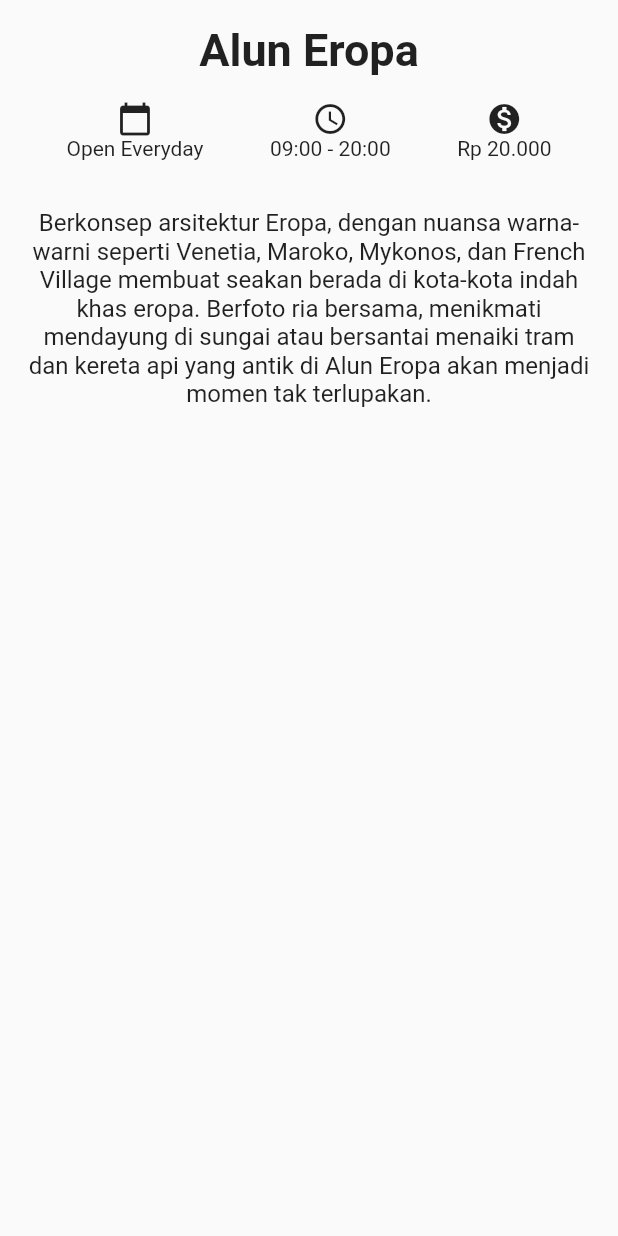
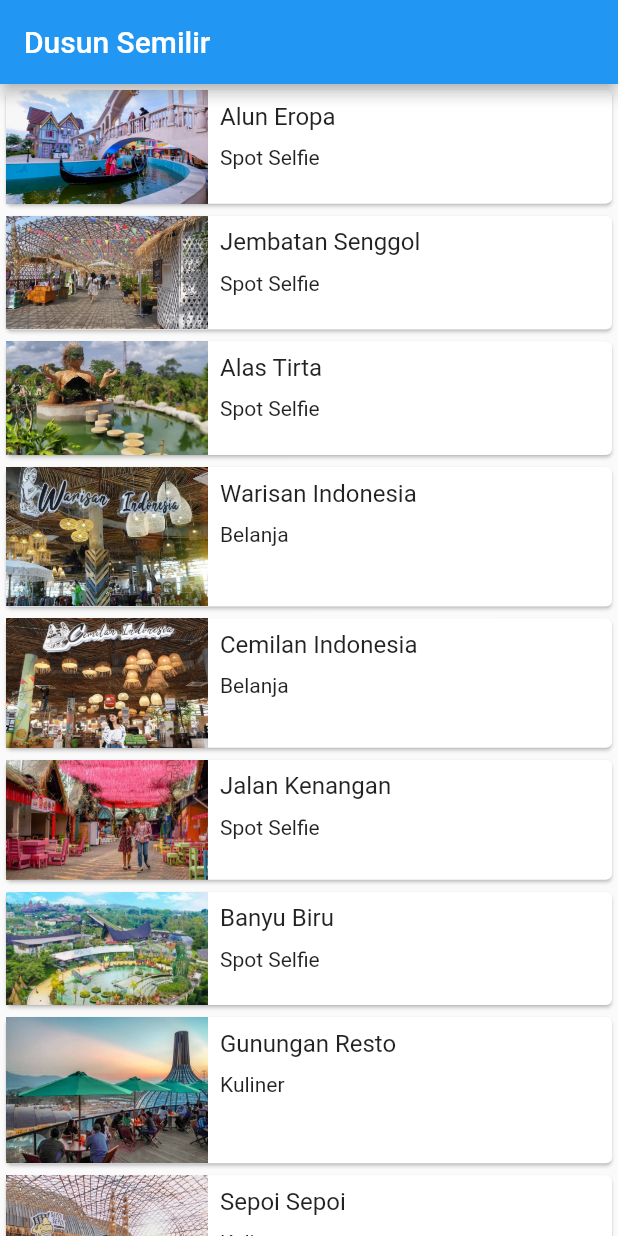
Before and after one commit to afandi-nat/mobileprogramming2023, a Flutter app: the screen it shows after launch, on a phone screen of 412 x 824 dp. Run offline on Flutter 3.47's test engine with Material 2 defaults, Android fonts, the phone set to English and light mode, and no system bars.

Commit message:
update kode

```diff
--- a/dusunsemilir/lib/DetailScreen.dart
+++ /dev/null
@@ -1,63 +0,0 @@
-import 'package:flutter/material.dart';
-
-class DetailScreen extends StatelessWidget {
-  const DetailScreen({super.key});
-
-  @override
-  Widget build(BuildContext context) {
-    return Scaffold(
-      body: SafeArea(
-        child: Column(
-          crossAxisAlignment: CrossAxisAlignment.stretch,
-          children: [
-            Container(
-              margin: EdgeInsets.only(top: 16),
-              child: Text(
-                'Alun Eropa',
-                textAlign: TextAlign.center,
-                style: TextStyle(
-                  fontSize: 30,
-                  fontWeight: FontWeight.bold,
-                ),
-              ),
-            ),
-            Container(
-              margin: EdgeInsets.symmetric(vertical: 16),
-              child: Row(
-                mainAxisAlignment: MainAxisAlignment.spaceEvenly,
-                children: [
-                  Column(
-                    children: [
-                      Icon(Icons.calendar_today),
-                      Text('Open Everyday'),
-                    ],
-                  ),
-                  Column(
-                    children: [
-                      Icon(Icons.access_time),
-                      Text('09:00 - 20:00'),
-                    ],
-                  ),
-                  Column(
-                    children: [
-                      Icon(Icons.monetization_on),
-                      Text('Rp 20.000'),
-                    ],
-                  ),
-                ],
-              ),
-            ),
-            Container(
-              padding: EdgeInsets.all(16),
-              child: Text(
-                'Berkonsep arsitektur Eropa, dengan nuansa warna-warni seperti Venetia, Maroko, Mykonos, dan French Village membuat seakan berada di kota-kota indah khas eropa. Berfoto ria bersama, menikmati mendayung di sungai atau bersantai menaiki tram dan kereta api yang antik di Alun Eropa akan menjadi momen tak terlupakan.',
-                textAlign: TextAlign.center,
-                style: TextStyle(fontSize: 16),
-              ),
-            )
-          ],
-        ),
-      ),
-    );
-  }
-}
--- /dev/null
+++ b/dusunsemilir/lib/detail_screen.dart
@@ -0,0 +1,152 @@
+import 'package:dusunsemilir/model/tourism_place.dart';
+import 'package:flutter/material.dart';
+
+var informationTextStyle = TextStyle(fontFamily: 'Oxygen');
+
+class DetailScreen extends StatelessWidget {
+  final TourismPlace place;
+
+  DetailScreen({Key? key, required this.place}) : super(key: key);
+
+  @override
+  Widget build(BuildContext context) {
+    return Scaffold(
+      body: SingleChildScrollView(
+        child: Column(
+          crossAxisAlignment: CrossAxisAlignment.stretch,
+          children: <Widget>[
+            Stack(
+              children: <Widget>[
+                Image.asset(place.imageAsset),
+                SafeArea(
+                  child: Padding(
+                    padding: EdgeInsets.all(8.0),
+                    child: Row(
+                      mainAxisAlignment: MainAxisAlignment.spaceBetween,
+                      children: [
+                        CircleAvatar(
+                          backgroundColor: Colors.grey,
+                          child: IconButton(
+                            icon: Icon(
+                              Icons.arrow_back,
+                              color: Colors.white,
+                            ),
+                            onPressed: () {
+                              // Tambahkan Kode Disini agar bisa kembali ke halaman main_screen.dart
+                            },
+                          ),
+                        ),
+                        FavoriteButton(),
+                      ],
+                    ),
+                  ),
+                ),
+              ],
+            ),
+            Container(
+              margin: EdgeInsets.only(top: 16.0),
+              child: Text(
+                place.name,
+                textAlign: TextAlign.center,
+                style: const TextStyle(
+                  fontSize: 30.0,
+                  fontFamily: 'Staatliches',
+                ),
+              ),
+            ),
+            Container(
+              margin: const EdgeInsets.symmetric(vertical: 16.0),
+              child: Row(
+                mainAxisAlignment: MainAxisAlignment.spaceEvenly,
+                children: <Widget>[
+                  Column(
+                    children: <Widget>[
+                      Icon(Icons.calendar_today),
+                      SizedBox(height: 8.0),
+                      Text(
+                        place.openDays,
+                        style: informationTextStyle,
+                      ),
+                    ],
+                  ),
+                  Column(
+                    children: <Widget>[
+                      Icon(Icons.access_time),
+                      SizedBox(height: 8.0),
+                      Text(
+                        place.openTime,
+                        style: informationTextStyle,
+                      ),
+                    ],
+                  ),
+                  Column(
+                    children: <Widget>[
+                      Icon(Icons.monetization_on),
+                      SizedBox(height: 8.0),
+                      Text(
+                        place.ticketPrice,
+                        style: informationTextStyle,
+                      ),
+                    ],
+                  ),
+                ],
+              ),
+            ),
+            Container(
+              padding: EdgeInsets.all(16.0),
+              child: Text(
+                place.description,
+                textAlign: TextAlign.center,
+                style: TextStyle(
+                  fontSize: 16.0,
+                  fontFamily: 'Oxygen',
+                ),
+              ),
+            ),
+            SizedBox(
+              height: 150,
+              child: ListView(
+                scrollDirection: Axis.horizontal,
+                children: place.imageUrls.map((url) {
+                  return Padding(
+                    padding: EdgeInsets.all(4.0),
+                    child: ClipRRect(
+                      borderRadius: BorderRadius.circular(10),
+                      child: Image.network(url),
+                    ),
+                  );
+                }).toList(),
+              ),
+            ),
+          ],
+        ),
+      ),
+    );
+  }
+}
+
+class FavoriteButton extends StatefulWidget {
+  FavoriteButton({Key? key}) : super(key: key);
+
+  @override
+  _FavoriteButtonState createState() => _FavoriteButtonState();
+}
+
+class _FavoriteButtonState extends State<FavoriteButton> {
+  bool isFavorite = false;
+
+  @override
+  Widget build(BuildContext context) {
+    return IconButton(
+      icon: Icon(
+        isFavorite ? Icons.favorite : Icons.favorite_border,
+        color: Colors.red,
+      ),
+      onPressed: () {
+        setState(() {
+          isFavorite = !isFavorite;
+        });
+      },
+    );
+  }
+}
--- a/dusunsemilir/lib/main.dart
+++ b/dusunsemilir/lib/main.dart
@@ -1,4 +1,4 @@
-import 'package:dusunsemilir/DetailScreen.dart';
+import 'package:dusunsemilir/main_screen.dart';
 import 'package:flutter/material.dart';
 
 void main() {
@@ -14,9 +14,7 @@ class MainApp extends StatelessWidget {
       debugShowCheckedModeBanner: false,
       title: 'Dusun Semilir',
       theme: ThemeData(),
-      home: Scaffold(
-        body: DetailScreen(),
-      ),
+      home: MainScreen(),
     );
   }
 }
--- /dev/null
+++ b/dusunsemilir/lib/main_screen.dart
@@ -0,0 +1,57 @@
+import 'package:flutter/material.dart';
+import 'package:dusunsemilir/model/tourism_place.dart';
+
+class MainScreen extends StatelessWidget {
+  const MainScreen({Key? key}) : super(key: key);
+
+  @override
+  Widget build(BuildContext context) {
+    return Scaffold(
+      appBar: AppBar(
+        title: const Text('Dusun Semilir'),
+      ),
+      body: ListView.builder(
+        itemBuilder: (context, index) {
+          final TourismPlace place = tourismPlaceList[index];
+          return InkWell(
+            onTap: () {
+              // Berikan Kode Disini untuk dapat berpindah ke halaman detail_screen.dart
+            },
+            child: Card(
+              child: Row(
+                crossAxisAlignment: CrossAxisAlignment.start,
+                children: [
+                  Expanded(
+                    flex: 1,
+                    child: Image.asset(place.imageAsset),
+                  ),
+                  Expanded(
+                    flex: 2,
+                    child: Padding(
+                      padding: EdgeInsets.all(8.0),
+                      child: Column(
+                        crossAxisAlignment: CrossAxisAlignment.start,
+                        mainAxisSize: MainAxisSize.min,
+                        children: [
+                          Text(
+                            place.name,
+                            style: TextStyle(fontSize: 16.0),
+                          ),
+                          SizedBox(
+                            height: 10,
+                          ),
+                          Text(place.goal),
+                        ],
+                      ),
+                    ),
+                  )
+                ],
+              ),
+            ),
+          );
+        },
+        itemCount: tourismPlaceList.length,
+      ),
+    );
+  }
+}
--- /dev/null
+++ b/dusunsemilir/lib/model/tourism_place.dart
@@ -0,0 +1,159 @@
+class TourismPlace {
+  String name;
+  String goal;
+  String description;
+  String openDays;
+  String openTime;
+  String ticketPrice;
+  String imageAsset;
+  List<String> imageUrls;
+
+  TourismPlace({
+    required this.name,
+    required this.goal,
+    required this.description,
+    required this.openDays,
+    required this.openTime,
+    required this.ticketPrice,
+    required this.imageAsset,
+    required this.imageUrls,
+  });
+}
+
+var tourismPlaceList = [
+  TourismPlace(
+    name: 'Alun Eropa',
+    goal: 'Spot Selfie',
+    description:
+        'Berkonsep arsitektur Eropa, dengan nuansa warna-warni seperti Venetia, Maroko, Mykonos, dan French Village membuat seakan berada di kota-kota indah khas eropa. Berfoto ria bersama, menikmati mendayung di sungai atau bersantai menaiki tram dan kereta api yang antik di Alun Eropa akan menjadi momen tak terlupakan.',
+    openDays: 'Buka Setiap Hari',
+    openTime: '10:00 - 17:00',
+    ticketPrice: 'Rp 20.000',
+    imageAsset: 'images/alun_eropa.jpg',
+    imageUrls: [
+      'https://afandistudio.net/dusun_semilir/alun_eropa1.jpg',
+      'https://afandistudio.net/dusun_semilir/alun_eropa2.jpg',
+      'https://afandistudio.net/dusun_semilir/alun_eropa3.jpg'
+    ],
+  ),
+  TourismPlace(
+    name: 'Jembatan Senggol',
+    goal: 'Spot Selfie',
+    description:
+        'Jembatan yang di bangun menggantung diatas taman, bergaya dusun dengan banyak spot foto dan tempat bersantai, menikmati suasana pedesaan dan semilir angin gunung. Suasana yang asri para pengunjung juga akan dimanjakan dengan berbagai fasilitas yang ada plus Spot Foto yang Instagramable banget.',
+    openDays: 'Buka Setiap Hari',
+    openTime: '10:00 - 20:00',
+    ticketPrice: 'Free',
+    imageAsset: 'images/jembatan_senggol.jpg',
+    imageUrls: [
+      'https://afandistudio.net/dusun_semilir/jembatan_senggol1.jpg',
+      'https://afandistudio.net/dusun_semilir/jembatan_senggol2.jpg',
+      'https://afandistudio.net/dusun_semilir/jembatan_senggol3.jpg',
+    ],
+  ),
+  TourismPlace(
+    name: 'Alas Tirta',
+    goal: 'Spot Selfie',
+    description:
+        'Spot foto berkonsep alam, dengan bermacam macam tanaman hutan Tropis yang menjadi latar belakang dan beberapa hewan menarik seperti Otter, Burung, & Ikan Koi. Taman yang instagramable, banyak spot foto, patung- patung dan kolam yang indah, rumah bagi otter , angsa dan ikan. Nikmati suasana alam yang segar dan sejuknya udara asli di Dusun Semilir.',
+    openDays: 'Buka Setiap Hari',
+    openTime: '10:00 - 20:00',
+    ticketPrice: 'Free',
+    imageAsset: 'images/alas_tirta.jpg',
+    imageUrls: [
+      'https://afandistudio.net/dusun_semilir/alas_tirta1.jpg',
+      'https://afandistudio.net/dusun_semilir/alas_tirta2.jpg',
+      'https://afandistudio.net/dusun_semilir/alas_tirta3.jpg',
+    ],
+  ),
+  TourismPlace(
+    name: 'Warisan Indonesia',
+    goal: 'Belanja',
+    description:
+        'Spot wahana yang satu ini berisi barang sourvenir dan kerajinan, seperti keramik, batik, tas, ornamen, dan patung dari seluruh penjuru Indonesia. Pengunjung bisa membelinya sebagai salah satu alternatif oleh-oleh khas semarang. Selain belanja sourvenir, pengunjung juga bisa berfoto disini karena interiornya lumayan instagenic',
+    openDays: 'Buka Setiap Hari',
+    openTime: '10:00 - 20:00',
+    ticketPrice: 'Free',
+    imageAsset: 'images/warisan_indonesia.jpg',
+    imageUrls: [
+      'https://afandistudio.net/dusun_semilir/warisan_indonesia1.jpg',
+      'https://afandistudio.net/dusun_semilir/warisan_indonesia2.jpg',
+      'https://afandistudio.net/dusun_semilir/warisan_indonesia3.jpg',
+    ],
+  ),
+  TourismPlace(
+    name: 'Cemilan Indonesia',
+    goal: 'Belanja',
+    description:
+        'Toko oleh oleh di Dusun Semilir yang terdapat berbagai macam makanan, snack khas dan kekinian, Snack Jadul, Manisan, Chocolate, Bandeng, Bakpia, Nanas Madu, Wingko, Getuk, Dodol, dan masih banyak lainnya.Di sini kami menyediakan aneka cemilan khas daerah yang tentunya halal, enak dengan harga yang terjangkau.',
+    openDays: 'Buka Setiap Hari',
+    openTime: '11:00 - 17:00',
+    ticketPrice: 'Free',
+    imageAsset: 'images/cemilan_indonesia.jpg',
+    imageUrls: [
+      'https://afandistudio.net/dusun_semilir/cemilan_indonesia1.jpg',
+      'https://afandistudio.net/dusun_semilir/cemilan_indonesia2.jpg',
+      'https://afandistudio.net/dusun_semilir/cemilan_indonesia3.jpg',
+    ],
+  ),
+  TourismPlace(
+    name: 'Jalan Kenangan',
+    goal: 'Spot Selfie',
+    description:
+        'Hidupkan Nostalgia! Sepanjang jalan berkonsep street market. Lokasi yang penuh warna warni lampu, menambah suasana yang lebih menyenangkan saat kita berbelanja dan menikmati makanan bersama keluarga atau teman-teman.Jalan jalan, kuliner & hunting foto di Jalan Kenangan Dusun Semilir nggak ada habisnya.',
+    openDays: 'Buka Setiap Hari',
+    openTime: '10:00 - 15:30',
+    ticketPrice: 'Free',
+    imageAsset: 'images/jalan_kenangan.jpg',
+    imageUrls: [
+      'https://afandistudio.net/dusun_semilir/jalan_kenangan1.jpg',
+      'https://afandistudio.net/dusun_semilir/jalan_kenangan2.jpg',
+      'https://afandistudio.net/dusun_semilir/jalan_kenangan3.jpg',
+    ],
+  ),
+  TourismPlace(
+    name: 'Banyu Biru',
+    goal: 'Spot Selfie',
+    description:
+        'Sebuah zona khusus bertema danau bohemian, dilengkapi dengan air mancur menari, bantal taman, tenda gazebo untuk keluarga berkumpul ataupun bersantai. Di sini di Banyu Biru juga dapat bermain di danau, naik kapal, atau ber-swa foto dengan pemandangan yang indah dan udara sejuk.',
+    openDays: 'Buka Setiap Hari',
+    openTime: '10:00 - 17:00',
+    ticketPrice: 'Rp 20.000',
+    imageAsset: 'images/banyu_biru.jpg',
+    imageUrls: [
+      'https://afandistudio.net/dusun_semilir/banyu_biru1.jpg',
+      'https://afandistudio.net/dusun_semilir/banyu_biru2.jpg',
+      'https://afandistudio.net/dusun_semilir/banyu_biru3.jpg',
+    ],
+  ),
+  TourismPlace(
+    name: 'Gunungan Resto',
+    goal: 'Kuliner',
+    description:
+        'Ini Gunungan Restoran, area makan & minum terbaru di Dusun semilir. Menu makanan disini special, karena tempatnya sangat amat special juga, ada Lawar bali, Steak lidah bumbu Bali, Sate maranggi, Sop buntut asem asem dan banyak lagi yang pasti lezat. Buktikan sendiri sejuknya bersama orang-orang terkasih. Masih di area Gunungan Restoran, ada area outdoor The panorama namanya, dari sini kita bisa menikmati pemandangan 5 gunung dan 7 stupa. Nikmati indahnya pemandangan alami, sambil seruput kopi khas Dusun semilir sedaaap.',
+    openDays: 'Buka Setiap Hari',
+    openTime: '11:00 - 17:00',
+    ticketPrice: 'Free',
+    imageAsset: 'images/gunungan_resto.jpg',
+    imageUrls: [
+      'https://afandistudio.net/dusun_semilir/gunungan_resto1.jpg',
+      'https://afandistudio.net/dusun_semilir/gunungan_resto2.jpg',
+      'https://afandistudio.net/dusun_semilir/gunungan_resto3.jpg',
+    ],
+  ),
+  TourismPlace(
+    name: 'Sepoi Sepoi',
+    goal: 'Kuliner',
+    description:
+        'Disini kamu bisa ngerasain experience baru makan malam bareng temen atau keluarga dengan pelayanan spesial langsung dari Chef andalan kita. Apalagi dengan dekorasi yang Customized bakal bikin kamu betah berlama lama disini. Berbagai macam makanan tersedia disini, mulai dari Super Penyet, Sepoi-Sepoi Jamblangan, Dusun Fried chicken, Bakso Brengos Bandungan, Lontong tuyuhan, Kepala Manyung, Smookie Ice, dll.',
+    openDays: 'Buka Setiap Hari',
+    openTime: '11:00 - 17:00',
+    ticketPrice: 'Free',
+    imageAsset: 'images/sepoi_sepoi.jpeg',
+    imageUrls: [
+      'https://afandistudio.net/dusun_semilir/sepoi_sepoi1.jpg',
+      'https://afandistudio.net/dusun_semilir/sepoi_sepoi2.jpg',
+      'https://afandistudio.net/dusun_semilir/sepoi_sepoi3.jpg',
+    ],
+  ),
+];
```
Also changed, not shown: dusunsemilir/pubspec.yaml (+11 -0 lines), dusunsemilir/fonts/Oxygen-Regular.ttf (added), dusunsemilir/fonts/Staatliches-Regular.ttf (added), dusunsemilir/images/alas_tirta.jpg (added), dusunsemilir/images/alun_eropa.jpg (added), dusunsemilir/images/banyu_biru.jpg (added), dusunsemilir/images/cemilan_indonesia.jpg (added), dusunsemilir/images/gunungan_resto.jpg (added), dusunsemilir/images/jalan_kenangan.jpg (added), dusunsemilir/images/jembatan_senggol.jpg (added), dusunsemilir/images/sepoi_sepoi.jpeg (added), dusunsemilir/images/warisan_indonesia.jpg (added).
